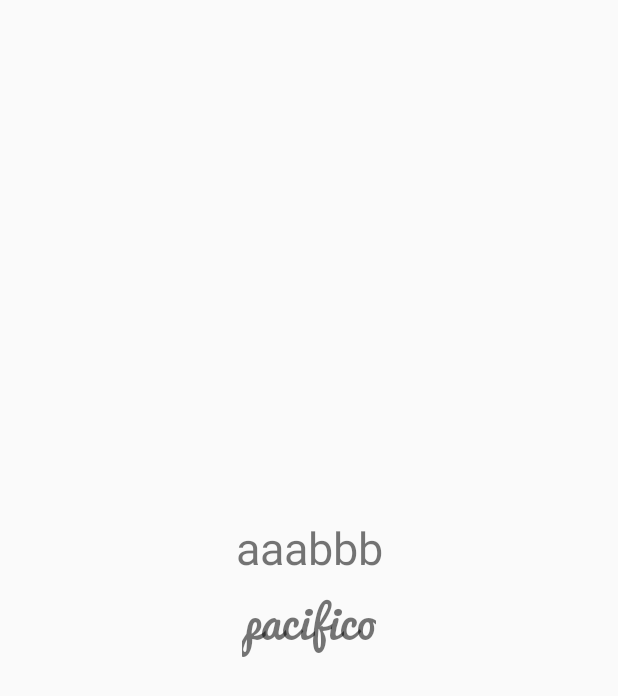
After one commit to ChanningShaw/AndroidPlayground, an Android app: the FontDemoActivity screen opened directly, with no data from a screen before it, on a phone screen of 412 x 824 dp. The commit adds this screen. Shown: the top 696 px of the screen. Run offline under Robolectric (Android 15) with nearby library versions, the phone set to English and light mode, and no system bars.

Commit message:
添加freeType demo

```diff
--- a/app/src/main/AndroidManifest.xml
+++ b/app/src/main/AndroidManifest.xml
@@ -31,6 +31,7 @@
         <activity android:name=".concurrent.JavaExecutorActivity" />
         <activity android:name=".jni.HelloJNIActivity" />
         <activity android:name=".jni.GL2JNIActivity" />
+        <activity android:name=".render.FontDemoActivity" />
     </application>
 
 </manifest>
--- /dev/null
+++ b/app/src/main/java/com/wedream/demo/render/FontDemoActivity.kt
@@ -0,0 +1,20 @@
+package com.wedream.demo.render
+
+import android.graphics.Typeface
+import android.os.Bundle
+import android.widget.TextView
+import androidx.appcompat.app.AppCompatActivity
+import com.wedream.demo.R
+
+
+class FontDemoActivity : AppCompatActivity() {
+    override fun onCreate(savedInstanceState: Bundle?) {
+        super.onCreate(savedInstanceState)
+        setContentView(R.layout.activity_font)
+
+        val am = assets
+        val tf = Typeface.createFromAsset(am, "fonts/pacifico.ttf")
+        findViewById<TextView>(R.id.tv_pacifico).typeface = tf
+        findViewById<TextView>(R.id.tv_my_font).typeface = Typeface.createFromAsset(am, "fonts/MyFont-Regular.ttf")
+    }
+}
--- /dev/null
+++ b/app/src/main/res/layout/activity_font.xml
@@ -0,0 +1,28 @@
+<?xml version="1.0" encoding="utf-8"?>
+<androidx.constraintlayout.widget.ConstraintLayout xmlns:android="http://schemas.android.com/apk/res/android"
+  xmlns:app="http://schemas.android.com/apk/res-auto"
+  android:layout_width="match_parent"
+  android:layout_height="match_parent">
+
+  <TextView
+    android:id="@+id/tv_pacifico"
+    android:layout_width="wrap_content"
+    android:layout_height="wrap_content"
+    android:text="pacifico"
+    android:textSize="30sp"
+    app:layout_constraintBottom_toBottomOf="parent"
+    app:layout_constraintEnd_toEndOf="parent"
+    app:layout_constraintStart_toStartOf="parent"
+    app:layout_constraintTop_toTopOf="parent" />
+
+    <TextView
+      android:id="@+id/tv_my_font"
+      android:layout_width="wrap_content"
+      android:layout_height="wrap_content"
+      android:text="aaabbb"
+      android:textSize="30sp"
+      app:layout_constraintStart_toStartOf="parent"
+      app:layout_constraintEnd_toEndOf="parent"
+      app:layout_constraintBottom_toTopOf="@id/tv_pacifico" />
+
+</androidx.constraintlayout.widget.ConstraintLayout>
```
Also changed, not shown: app/build.gradle (+18 -0 lines), app/src/main/cpp/CMakeLists.txt (+40 -0 lines), app/src/main/java/com/wedream/demo/MainActivity.kt (+3 -5 lines), app/src/main/java/com/wedream/demo/jni/GL2JNIView.kt (+11 -5 lines), app/src/main/assets/fonts/MyFont-Regular.ttf (added), app/src/main/assets/fonts/pacifico.ttf (added), gradle.properties (line endings or trailing spaces), 4 other files.
